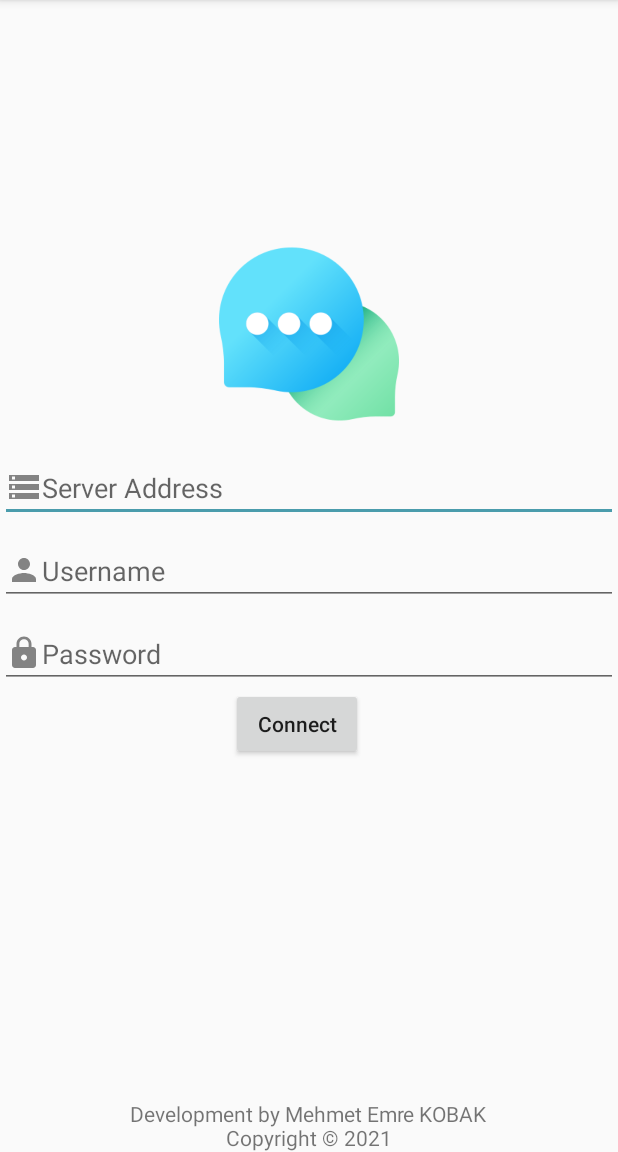
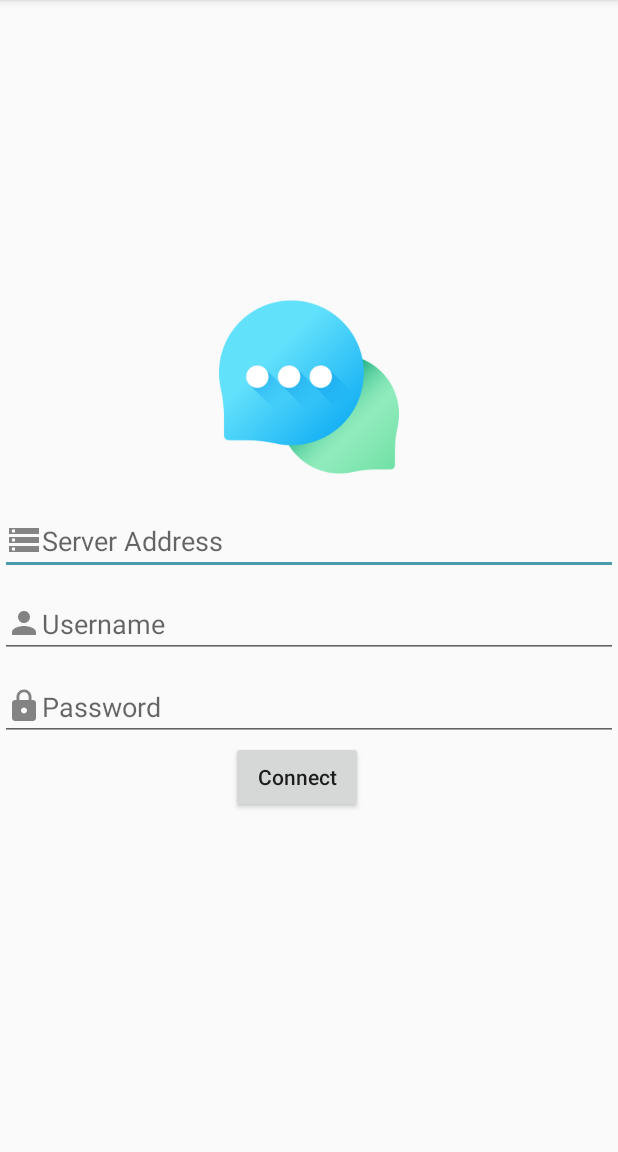
Before and after one commit to emrekobak/FirstMqttProject, an Android app: the screen it shows after launch (MainActivity), on a phone screen of 412 x 824 dp, the part 84-1236 px from its top. Run offline under Robolectric (Android 15) with nearby library versions, the phone set to English and light mode, and no system bars; libraries missing offline, so code that uses them is left out: org.eclipse.paho.

Commit message:
Initial commit

```diff
--- a/app/src/main/res/layout/activity_main.xml
+++ b/app/src/main/res/layout/activity_main.xml
@@ -141,13 +141,7 @@
         android:textAllCaps="false"
         android:text="@string/disconnect"
         android:visibility="invisible" />
-    <TextView
-        android:layout_width="wrap_content"
-        android:layout_height="wrap_content"
-        android:lines="2"
-        android:singleLine="false"
-        android:gravity="center|bottom"
-        android:text="@string/footer"/>
+
 
 
 </LinearLayout>
```
